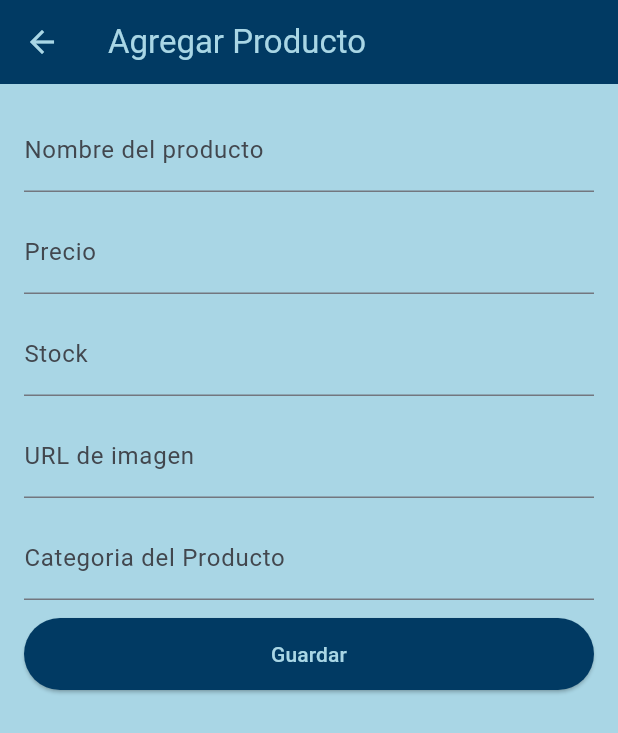
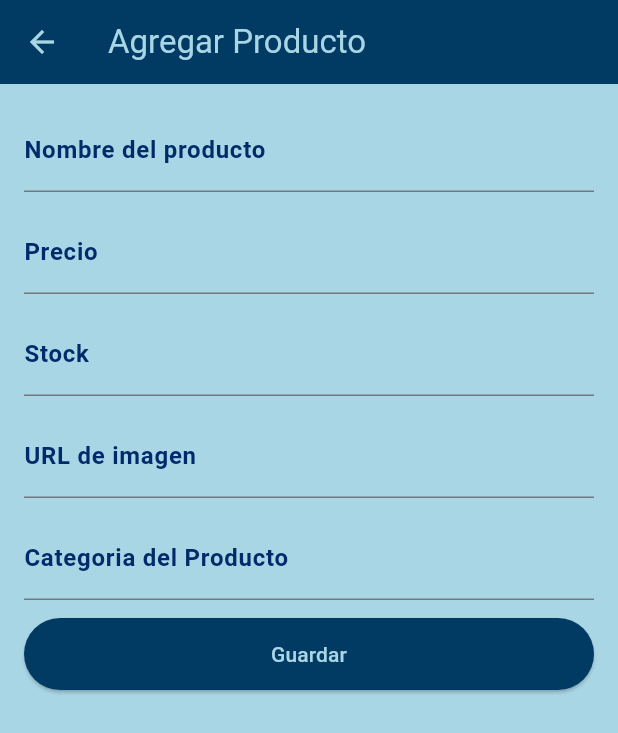
Before and after one commit to benja14slq/app_cafeteria, a Flutter app: the AgregarProductoPage screen opened directly, on a phone screen of 412 x 824 dp. Shown: the top 733 px of the screen. Run offline on Flutter 3.47's test engine with Material 3 defaults, Android fonts, the phone set to English and light mode, and no system bars; our stand-ins replace cloud_firestore, firebase_core, shared_preferences; accounts and stored records are empty.

Commit message:
cambios de fuente

```diff
--- a/lib/screen_tienda/agregar_producto.dart
+++ b/lib/screen_tienda/agregar_producto.dart
@@ -48,7 +48,7 @@ class _AgregarProductoPageState extends State<AgregarProductoPage> {
   Widget build(BuildContext context) {
     return Scaffold(
       appBar: AppBar(
-        title: const Text('Agregar Producto'),
+        title: const Text('Agregar Producto' ),
         backgroundColor: AppColors.primary,
         foregroundColor: AppColors.backgroundLight,
       ),
@@ -59,35 +59,55 @@ class _AgregarProductoPageState extends State<AgregarProductoPage> {
           child: ListView(
             children: [
               TextFormField(
-                controller: _nombreController,
-                decoration: const InputDecoration(
-                  labelText: 'Nombre del producto',
-                ),
+                      controller: _nombreController,
+                      decoration: const InputDecoration(
+                        labelText: 'Nombre del producto',
+                        labelStyle: TextStyle(
+                          color: Color.fromARGB(255, 0, 43, 107),
+                          fontWeight: FontWeight.bold,
+                        ),
+                      ),
                 validator: (value) => value!.isEmpty ? 'Campo requerido' : null,
               ),
               const SizedBox(height: 12),
               TextFormField(
                 controller: _precioController,
-                decoration: const InputDecoration(labelText: 'Precio'),
+                decoration: const InputDecoration(labelText: 'Precio',
+                labelStyle: TextStyle(
+                          color: Color.fromARGB(255, 0, 43, 107),
+                          fontWeight: FontWeight.bold,
+                        ),),
                 keyboardType: TextInputType.number,
                 validator: (value) => value!.isEmpty ? 'Campo requerido' : null,
               ),
               const SizedBox(height: 12),
               TextFormField(
                 controller: _stockController,
-                decoration: const InputDecoration(labelText: 'Stock'),
+                decoration: const InputDecoration(labelText: 'Stock',
+                labelStyle: TextStyle(
+                          color: Color.fromARGB(255, 0, 43, 107),
+                          fontWeight: FontWeight.bold,
+                        ),),
                 keyboardType: TextInputType.number,
                 validator: (value) => value!.isEmpty ? 'Campo requerido' : null,
               ),
               const SizedBox(height: 12),
               TextFormField(
                 controller: _imagenController,
-                decoration: const InputDecoration(labelText: 'URL de imagen'),
+                decoration: const InputDecoration(labelText: 'URL de imagen',
+                labelStyle: TextStyle(
+                          color: Color.fromARGB(255, 0, 43, 107),
+                          fontWeight: FontWeight.bold,
+                        ),),
               ),
               const SizedBox(height: 12),
               TextFormField(
                 controller: _categoriaController,
-                decoration: const InputDecoration(labelText: 'Categoria del Producto'),
+                decoration: const InputDecoration(labelText: 'Categoria del Producto',
+                labelStyle: TextStyle(
+                          color: Color.fromARGB(255, 0, 43, 107),
+                          fontWeight: FontWeight.bold,
+                        ),),
               ),
               const SizedBox(height: 12),
               ElevatedButton(
```
Also changed, not shown: lib/screen_tienda/store_delivery.dart (+7 -7 lines), lib/screen_tienda/store_retiro.dart (+6 -6 lines).
